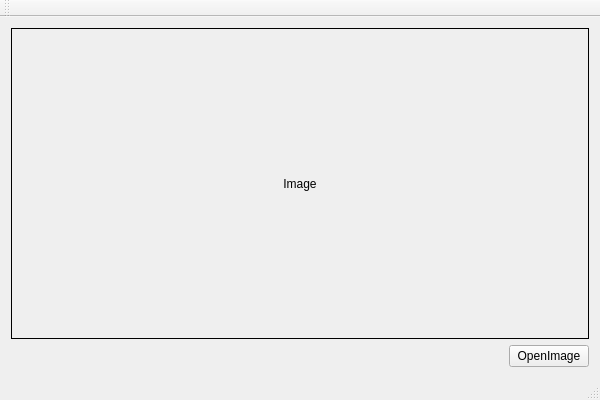
Above: QtOpenCVOpenPic/QtOpenCVOpenPic.ui from DIY-Z/QtOpenCVOpenPic before the change. Below: the same form after it.
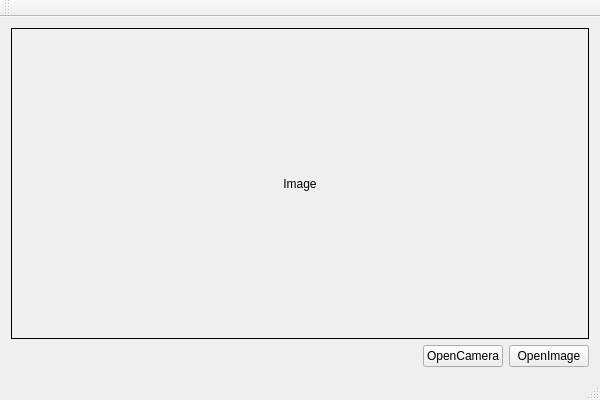
That is the form after the change.

Patch:
```diff
--- a/QtOpenCVOpenPic/QtOpenCVOpenPic.ui
+++ b/QtOpenCVOpenPic/QtOpenCVOpenPic.ui
@@ -49,6 +49,13 @@
         </property>
        </spacer>
       </item>
+      <item>
+       <widget class="QPushButton" name="pBtnOpenCamera">
+        <property name="text">
+         <string>OpenCamera</string>
+        </property>
+       </widget>
+      </item>
       <item>
        <widget class="QPushButton" name="pBtnOpenPic">
         <property name="text">
```
